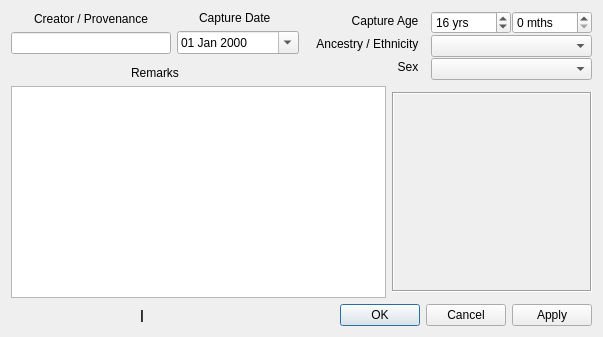
Before: the Qt Designer form forms/ScanInfoDialog.ui in frontiersi/FaceTools, drawn with Qt 5.
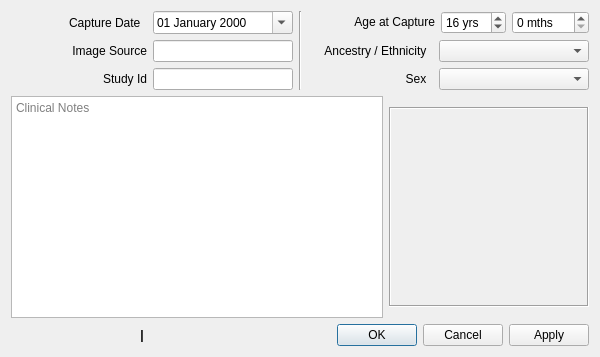
After: the same form once the commit is applied. Icons and pictures are not drawn.

```diff
--- a/forms/ScanInfoDialog.ui
+++ b/forms/ScanInfoDialog.ui
@@ -6,20 +6,20 @@
    <rect>
     <x>0</x>
     <y>0</y>
-    <width>603</width>
-    <height>337</height>
+    <width>600</width>
+    <height>357</height>
    </rect>
   </property>
   <property name="minimumSize">
    <size>
-    <width>603</width>
-    <height>337</height>
+    <width>600</width>
+    <height>357</height>
    </size>
   </property>
   <property name="maximumSize">
    <size>
-    <width>603</width>
-    <height>337</height>
+    <width>600</width>
+    <height>357</height>
    </size>
   </property>
   <property name="windowTitle">
@@ -29,55 +29,20 @@
    <iconset>
     <normaloff>:/logos/window_icon.png</normaloff>:/logos/window_icon.png</iconset>
   </property>
-  <layout class="QVBoxLayout" name="verticalLayout_5">
-   <property name="spacing">
-    <number>6</number>
-   </property>
+  <layout class="QVBoxLayout" name="verticalLayout_3">
    <item>
-    <layout class="QHBoxLayout" name="horizontalLayout_9">
+    <layout class="QHBoxLayout" name="horizontalLayout_10">
      <item>
       <layout class="QVBoxLayout" name="verticalLayout">
        <item>
-        <layout class="QHBoxLayout" name="horizontalLayout_6">
-         <item>
-          <layout class="QVBoxLayout" name="verticalLayout_2">
-           <item>
-            <widget class="QLabel" name="label_6">
-             <property name="text">
-              <string>Creator / Provenance</string>
-             </property>
-             <property name="alignment">
-              <set>Qt::AlignCenter</set>
-             </property>
-            </widget>
-           </item>
-           <item>
-            <widget class="QLineEdit" name="sourceLineEdit">
-             <property name="sizePolicy">
-              <sizepolicy hsizetype="Preferred" vsizetype="Fixed">
-               <horstretch>0</horstretch>
-               <verstretch>0</verstretch>
-              </sizepolicy>
-             </property>
-             <property name="minimumSize">
-              <size>
-               <width>160</width>
-               <height>0</height>
-              </size>
-             </property>
-            </widget>
-           </item>
-          </layout>
-         </item>
-         <item>
-          <layout class="QVBoxLayout" name="verticalLayout_4">
+        <layout class="QHBoxLayout" name="horizontalLayout_2">
            <item>
             <widget class="QLabel" name="label_4">
              <property name="text">
               <string>Capture Date  </string>
              </property>
              <property name="alignment">
-              <set>Qt::AlignCenter</set>
+            <set>Qt::AlignRight|Qt::AlignTrailing|Qt::AlignVCenter</set>
              </property>
             </widget>
            </item>
@@ -89,8 +54,14 @@
                <verstretch>0</verstretch>
               </sizepolicy>
              </property>
+           <property name="minimumSize">
+            <size>
+             <width>140</width>
+             <height>0</height>
+            </size>
+           </property>
              <property name="displayFormat">
-              <string>dd MMM yyyy</string>
+            <string>dd MMMM yyyy</string>
              </property>
              <property name="calendarPopup">
               <bool>true</bool>
@@ -99,28 +70,80 @@
            </item>
           </layout>
          </item>
+       <item>
+        <layout class="QHBoxLayout" name="horizontalLayout_9">
+         <item>
+          <widget class="QLabel" name="label_6">
+           <property name="text">
+            <string>Image Source</string>
+           </property>
+           <property name="alignment">
+            <set>Qt::AlignRight|Qt::AlignTrailing|Qt::AlignVCenter</set>
+           </property>
+          </widget>
+         </item>
+         <item>
+          <widget class="QLineEdit" name="sourceLineEdit">
+           <property name="sizePolicy">
+            <sizepolicy hsizetype="Preferred" vsizetype="Fixed">
+             <horstretch>0</horstretch>
+             <verstretch>0</verstretch>
+            </sizepolicy>
+           </property>
+           <property name="minimumSize">
+            <size>
+             <width>140</width>
+             <height>0</height>
+            </size>
+           </property>
+          </widget>
+         </item>
         </layout>
        </item>
        <item>
-        <widget class="QLabel" name="label_5">
+        <layout class="QHBoxLayout" name="horizontalLayout_6">
+         <item>
+          <widget class="QLabel" name="label_8">
          <property name="text">
-          <string>Remarks</string>
+            <string>Study Id</string>
          </property>
          <property name="alignment">
-          <set>Qt::AlignBottom|Qt::AlignHCenter</set>
+            <set>Qt::AlignRight|Qt::AlignTrailing|Qt::AlignVCenter</set>
          </property>
         </widget>
        </item>
-      </layout>
-     </item>
+         <item>
+          <widget class="QLineEdit" name="studyIdLineEdit">
+           <property name="sizePolicy">
+            <sizepolicy hsizetype="Preferred" vsizetype="Fixed">
+             <horstretch>0</horstretch>
+             <verstretch>0</verstretch>
+            </sizepolicy>
+           </property>
+           <property name="minimumSize">
+            <size>
+             <width>140</width>
+             <height>0</height>
+            </size>
+           </property>
+          </widget>
+         </item>
+        </layout>
+       </item>
+      </layout>
+     </item>
+     <item>
+      <widget class="Line" name="line">
+       <property name="orientation">
+        <enum>Qt::Vertical</enum>
+       </property>
+      </widget>
+     </item>
+     <item>
+      <layout class="QVBoxLayout" name="verticalLayout_2">
      <item>
       <layout class="QHBoxLayout" name="horizontalLayout">
        <item>
-        <layout class="QVBoxLayout" name="verticalLayout_7">
-         <property name="spacing">
-          <number>6</number>
-         </property>
-         <item>
           <widget class="QLabel" name="label_3">
            <property name="sizePolicy">
             <sizepolicy hsizetype="Preferred" vsizetype="Maximum">
@@ -135,66 +158,13 @@
             </size>
            </property>
            <property name="text">
-            <string>Capture Age  </string>
+            <string>Age at Capture</string>
            </property>
            <property name="alignment">
             <set>Qt::AlignRight|Qt::AlignTrailing|Qt::AlignVCenter</set>
            </property>
           </widget>
          </item>
-         <item>
-          <widget class="QLabel" name="label">
-           <property name="sizePolicy">
-            <sizepolicy hsizetype="Preferred" vsizetype="Maximum">
-             <horstretch>0</horstretch>
-             <verstretch>0</verstretch>
-            </sizepolicy>
-           </property>
-           <property name="minimumSize">
-            <size>
-             <width>120</width>
-             <height>0</height>
-            </size>
-           </property>
-           <property name="text">
-            <string>Ancestry / Ethnicity  </string>
-           </property>
-           <property name="alignment">
-            <set>Qt::AlignRight|Qt::AlignTrailing|Qt::AlignVCenter</set>
-           </property>
-          </widget>
-         </item>
-         <item>
-          <widget class="QLabel" name="label_2">
-           <property name="sizePolicy">
-            <sizepolicy hsizetype="Preferred" vsizetype="Maximum">
-             <horstretch>0</horstretch>
-             <verstretch>0</verstretch>
-            </sizepolicy>
-           </property>
-           <property name="minimumSize">
-            <size>
-             <width>120</width>
-             <height>0</height>
-            </size>
-           </property>
-           <property name="text">
-            <string>Sex  </string>
-           </property>
-           <property name="alignment">
-            <set>Qt::AlignRight|Qt::AlignTrailing|Qt::AlignVCenter</set>
-           </property>
-          </widget>
-         </item>
-        </layout>
-       </item>
-       <item>
-        <layout class="QVBoxLayout" name="verticalLayout_3">
-         <property name="spacing">
-          <number>1</number>
-         </property>
-         <item>
-          <layout class="QHBoxLayout" name="horizontalLayout_8">
            <item>
             <widget class="QSpinBox" name="yearsSpinBox">
              <property name="sizePolicy">
@@ -205,10 +175,16 @@
              </property>
              <property name="minimumSize">
               <size>
-               <width>80</width>
+             <width>65</width>
                <height>0</height>
               </size>
              </property>
+           <property name="maximumSize">
+            <size>
+             <width>65</width>
+             <height>16777215</height>
+            </size>
+           </property>
              <property name="suffix">
               <string> yrs</string>
              </property>
@@ -227,10 +203,16 @@
              </property>
              <property name="minimumSize">
               <size>
-               <width>80</width>
+             <width>77</width>
                <height>0</height>
               </size>
              </property>
+           <property name="maximumSize">
+            <size>
+             <width>77</width>
+             <height>16777215</height>
+            </size>
+           </property>
              <property name="suffix">
               <string> mths</string>
              </property>
@@ -242,12 +224,68 @@
           </layout>
          </item>
          <item>
+        <layout class="QHBoxLayout" name="horizontalLayout_7">
+         <item>
+          <widget class="QLabel" name="label">
+           <property name="sizePolicy">
+            <sizepolicy hsizetype="Preferred" vsizetype="Maximum">
+             <horstretch>0</horstretch>
+             <verstretch>0</verstretch>
+            </sizepolicy>
+           </property>
+           <property name="minimumSize">
+            <size>
+             <width>120</width>
+             <height>0</height>
+            </size>
+           </property>
+           <property name="text">
+            <string>Ancestry / Ethnicity  </string>
+           </property>
+           <property name="alignment">
+            <set>Qt::AlignRight|Qt::AlignTrailing|Qt::AlignVCenter</set>
+           </property>
+          </widget>
+         </item>
+         <item>
           <widget class="QComboBox" name="ethnicityComboBox">
            <property name="minimumSize">
             <size>
-             <width>100</width>
+             <width>150</width>
              <height>0</height>
             </size>
+           </property>
+           <property name="maximumSize">
+            <size>
+             <width>150</width>
+             <height>16777215</height>
+            </size>
+           </property>
+          </widget>
+         </item>
+        </layout>
+       </item>
+       <item>
+        <layout class="QHBoxLayout" name="horizontalLayout_8">
+         <item>
+          <widget class="QLabel" name="label_2">
+           <property name="sizePolicy">
+            <sizepolicy hsizetype="Preferred" vsizetype="Maximum">
+             <horstretch>0</horstretch>
+             <verstretch>0</verstretch>
+            </sizepolicy>
+           </property>
+           <property name="minimumSize">
+            <size>
+             <width>120</width>
+             <height>0</height>
+            </size>
+           </property>
+           <property name="text">
+            <string>Sex  </string>
+           </property>
+           <property name="alignment">
+            <set>Qt::AlignRight|Qt::AlignTrailing|Qt::AlignVCenter</set>
            </property>
           </widget>
          </item>
@@ -261,10 +299,16 @@
            </property>
            <property name="minimumSize">
             <size>
-             <width>100</width>
+             <width>150</width>
              <height>0</height>
             </size>
            </property>
+           <property name="maximumSize">
+            <size>
+             <width>150</width>
+             <height>16777215</height>
+            </size>
+           </property>
           </widget>
          </item>
         </layout>
@@ -276,10 +320,16 @@
    <item>
     <layout class="QHBoxLayout" name="horizontalLayout_5">
      <item>
-      <widget class="QPlainTextEdit" name="remarksTextEdit"/>
-     </item>
+      <layout class="QVBoxLayout" name="verticalLayout_5">
      <item>
-      <layout class="QHBoxLayout" name="horizontalLayout_7">
+        <widget class="QPlainTextEdit" name="remarksTextEdit">
+         <property name="placeholderText">
+          <string>Clinical Notes</string>
+         </property>
+        </widget>
+       </item>
+      </layout>
+     </item>
        <item>
         <widget class="QLabel" name="imageLabel">
          <property name="sizePolicy">
@@ -307,8 +357,6 @@
           <set>Qt::AlignCenter</set>
          </property>
         </widget>
-       </item>
-      </layout>
      </item>
     </layout>
    </item>
```
Lines whose indentation alone changed are shown as unchanged.
